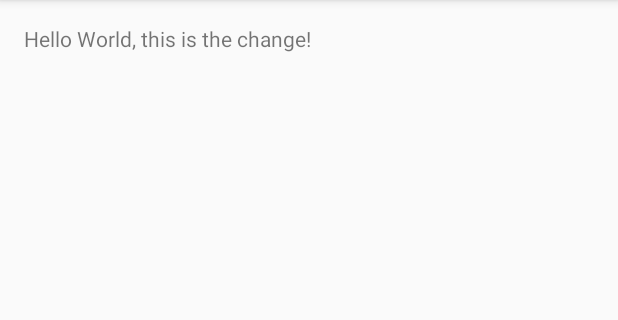
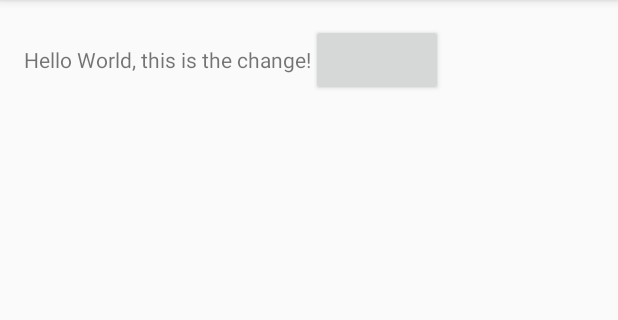
Before and after one commit to simondemartini/tcss450-lab-git2, an Android app: the screen it shows after launch (MainActivity), on a phone screen of 412 x 824 dp, the part 84-404 px from its top. Run offline under Robolectric (Android 15) with nearby library versions, the phone set to English and light mode, and no system bars.

Commit message:
added stuff

```diff
--- a/app/src/main/res/layout/activity_main.xml
+++ b/app/src/main/res/layout/activity_main.xml
@@ -1,5 +1,5 @@
 <?xml version="1.0" encoding="utf-8"?>
-<RelativeLayout xmlns:android="http://schemas.android.com/apk/res/android"
+<LinearLayout xmlns:android="http://schemas.android.com/apk/res/android"
     xmlns:tools="http://schemas.android.com/tools"
     android:id="@+id/activity_main"
     android:layout_width="match_parent"
@@ -14,4 +14,7 @@
         android:layout_width="wrap_content"
         android:layout_height="wrap_content"
         android:text="Hello World, this is the change!" />
-</RelativeLayout>
+    <Button
+        android:layout_width="wrap_content"
+        android:layout_height="wrap_content" />
+</LinearLayout>
```
